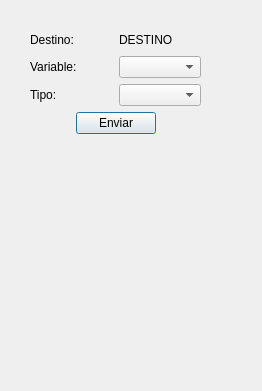
Qt form consultar.ui (arukagiri/interfazLAC) before a commit.
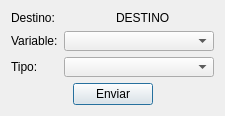
The same form after that commit.

What changed in the file:
```diff
--- a/consultar.ui
+++ b/consultar.ui
@@ -6,8 +6,8 @@
    <rect>
     <x>0</x>
     <y>0</y>
-    <width>262</width>
-    <height>391</height>
+    <width>229</width>
+    <height>120</height>
    </rect>
   </property>
   <property name="sizePolicy">
@@ -19,16 +19,10 @@
   <property name="windowTitle">
    <string>Dialog</string>
   </property>
-  <widget class="QWidget" name="">
-   <property name="geometry">
-    <rect>
-     <x>30</x>
-     <y>30</y>
-     <width>171</width>
-     <height>104</height>
-    </rect>
-   </property>
    <layout class="QVBoxLayout" name="verticalLayout">
+   <property name="sizeConstraint">
+    <enum>QLayout::SetFixedSize</enum>
+   </property>
     <item>
      <layout class="QHBoxLayout" name="horizontalLayout_3">
       <item>
@@ -48,30 +42,68 @@
      </layout>
     </item>
     <item>
-     <layout class="QHBoxLayout" name="horizontalLayout">
+    <layout class="QHBoxLayout" name="horizontalLayout_2">
       <item>
        <widget class="QLabel" name="label_3">
+       <property name="sizePolicy">
+        <sizepolicy hsizetype="Expanding" vsizetype="Preferred">
+         <horstretch>0</horstretch>
+         <verstretch>0</verstretch>
+        </sizepolicy>
+       </property>
         <property name="text">
          <string>Variable:</string>
         </property>
        </widget>
       </item>
       <item>
-       <widget class="QComboBox" name="list_VARIABLE_QRY"/>
+      <widget class="QComboBox" name="list_VARIABLE_QRY">
+       <property name="minimumSize">
+        <size>
+         <width>150</width>
+         <height>20</height>
+        </size>
+       </property>
+       <property name="maximumSize">
+        <size>
+         <width>150</width>
+         <height>20</height>
+        </size>
+       </property>
+      </widget>
       </item>
      </layout>
     </item>
     <item>
-     <layout class="QHBoxLayout" name="horizontalLayout_6">
+    <layout class="QHBoxLayout" name="horizontalLayout">
       <item>
        <widget class="QLabel" name="label_4">
+       <property name="sizePolicy">
+        <sizepolicy hsizetype="Expanding" vsizetype="Preferred">
+         <horstretch>0</horstretch>
+         <verstretch>0</verstretch>
+        </sizepolicy>
+       </property>
         <property name="text">
          <string>Tipo:</string>
         </property>
        </widget>
       </item>
       <item>
-       <widget class="QComboBox" name="list_TIPO_QRY"/>
+      <widget class="QComboBox" name="list_TIPO_QRY">
+       <property name="minimumSize">
+        <size>
+         <width>150</width>
+         <height>20</height>
+        </size>
+       </property>
+       <property name="maximumSize">
+        <size>
+         <width>150</width>
+         <height>20</height>
+        </size>
+       </property>
+      </widget>
       </item>
      </layout>
     </item>
@@ -113,7 +145,6 @@
      </layout>
     </item>
    </layout>
-  </widget>
  </widget>
  <resources/>
  <connections/>
```
Lines whose indentation alone changed are shown as unchanged.
